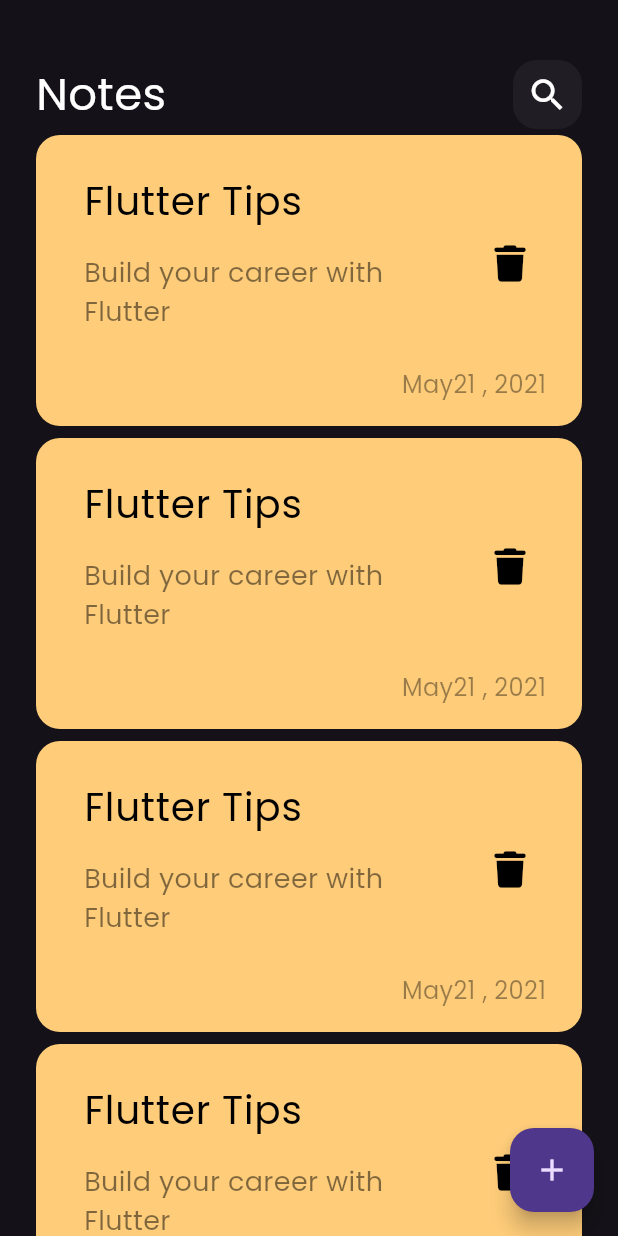
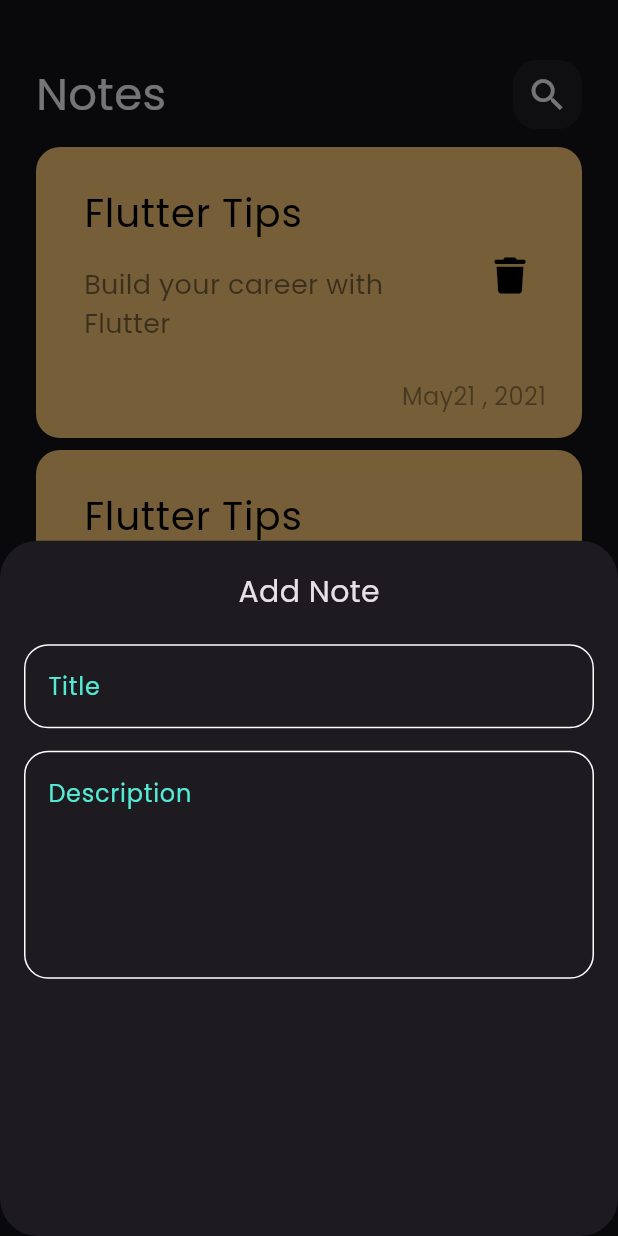
Before and after one commit to sherryahmos473/note_app, a Flutter app: the screen it shows after launch, after a tap on the "add" icon, on a phone screen of 412 x 824 dp. Run offline on Flutter 3.47's test engine with Material 3 defaults, Android fonts, the phone set to English and light mode, and no system bars; our stand-ins replace font_awesome_flutter.

Commit message:
add fields to notes bottom sheet

```diff
--- /dev/null
+++ b/lib/constants.dart
@@ -0,0 +1,3 @@
+import 'package:flutter/material.dart';
+
+const kPrimaryColor = Color(0xff53EBD6);
--- a/lib/views/notes_view.dart
+++ b/lib/views/notes_view.dart
@@ -1,4 +1,5 @@
 import 'package:flutter/material.dart';
+import 'package:note_app/wigdets/add_bottom_sheet.dart';
 import 'package:note_app/wigdets/notes_view_body.dart';
 
 class NotesView extends StatelessWidget {
@@ -8,10 +9,17 @@ class NotesView extends StatelessWidget {
   Widget build(BuildContext context) {
     return Scaffold(
       floatingActionButton: FloatingActionButton(
-        onPressed: () {},
+        onPressed: () {
+          showModalBottomSheet(
+              shape: RoundedRectangleBorder(
+                borderRadius: BorderRadius.circular(25),
+              ),
+              context: context,
+              builder: (context) => const AddBottomSheet());
+        },
         child: const Icon(Icons.add),
       ),
-      body: NotesViewBody(),
+      body: const NotesViewBody(),
     );
   }
 }
--- /dev/null
+++ b/lib/wigdets/add_bottom_sheet.dart
@@ -0,0 +1,39 @@
+import 'package:flutter/material.dart';
+import 'package:note_app/wigdets/custom_text_field.dart';
+
+class AddBottomSheet extends StatelessWidget {
+  const AddBottomSheet({super.key});
+
+  @override
+  Widget build(BuildContext context) {
+    return Container(
+      child: Padding(
+        padding: const EdgeInsets.symmetric(horizontal: 16),
+        child: Column(
+          children: [
+            const SizedBox(
+              height: 20,
+            ),
+            const Text(
+              'Add Note',
+              style: TextStyle(fontSize: 20),
+            ),
+            const SizedBox(
+              height: 20,
+            ),
+            CustomTextField(
+              hintText: 'Title',
+            ),
+            const SizedBox(
+              height: 15,
+            ),
+            CustomTextField(
+              hintText: 'Description',
+              maxLines: 5,
+            ),
+          ],
+        ),
+      ),
+    );
+  }
+}
--- /dev/null
+++ b/lib/wigdets/custom_text_field.dart
@@ -0,0 +1,29 @@
+import 'package:flutter/material.dart';
+import 'package:note_app/constants.dart';
+
+class CustomTextField extends StatelessWidget {
+  const CustomTextField({super.key, required this.hintText, this.maxLines = 1});
+  final String hintText;
+  final int maxLines;
+  @override
+  Widget build(BuildContext context) {
+    return TextField(
+        cursorColor: kPrimaryColor,
+        maxLines: maxLines,
+        decoration: InputDecoration(
+            hintText: hintText,
+            hintStyle: const TextStyle(color: kPrimaryColor),
+            border: buildBorder(),
+            enabledBorder: buildBorder(),
+            focusedBorder: buildBorder(kPrimaryColor)));
+  }
+
+  OutlineInputBorder buildBorder([color]) {
+    return OutlineInputBorder(
+      borderRadius: BorderRadius.circular(16),
+      borderSide: BorderSide(
+        color: color ?? Colors.white,
+      ),
+    );
+  }
+}
--- a/lib/wigdets/notes_list_view.dart
+++ b/lib/wigdets/notes_list_view.dart
@@ -6,14 +6,19 @@ class NoteListView extends StatelessWidget {
 
   @override
   Widget build(BuildContext context) {
-    return ListView.builder(
+    return Padding(
+      padding: const EdgeInsets.only(top: 8, bottom: 16.0),
+      child: ListView.builder(
         itemCount: 10,
         itemBuilder: (context, index) {
           return const Padding(
-          padding: EdgeInsets.symmetric(vertical: 4.0),
+            padding: EdgeInsets.symmetric(
+              vertical: 4.0,
+            ),
             child: NoteItem(),
           );
         },
+      ),
     );
   }
 }
--- a/lib/wigdets/notes_view_body.dart
+++ b/lib/wigdets/notes_view_body.dart
@@ -1,6 +1,5 @@
 import 'package:flutter/material.dart';
 import 'package:note_app/wigdets/custom_appbar.dart';
-import 'package:note_app/wigdets/custom_note_item.dart';
 import 'package:note_app/wigdets/notes_list_view.dart';
 
 class NotesViewBody extends StatelessWidget {
```
Lines whose indentation alone changed are shown as unchanged.
